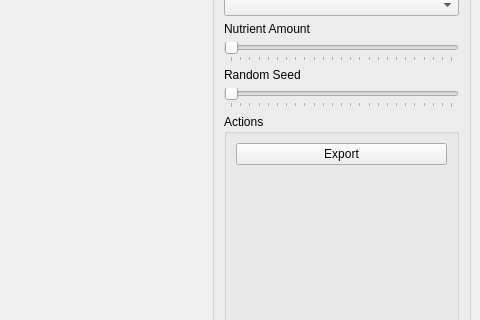
Above: mainwindow.ui from mostley/Greenhouse before the change; both pictures show x 320 to 800 and y 131 to 451 of the 800 by 600 pixel window. Below: the same form after it.
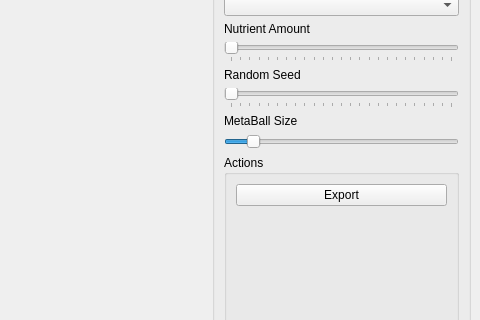
That is the form after the change. Custom widgets are drawn as their Qt base class.

```diff
--- a/mainwindow.ui
+++ b/mainwindow.ui
@@ -127,6 +127,29 @@
          </property>
         </widget>
        </item>
+       <item>
+        <widget class="QLabel" name="label_5">
+         <property name="text">
+          <string>MetaBall Size</string>
+         </property>
+        </widget>
+       </item>
+       <item>
+        <widget class="QSlider" name="budStrengthPromileMultiplierSlider">
+         <property name="maximum">
+          <number>1000</number>
+         </property>
+         <property name="pageStep">
+          <number>10</number>
+         </property>
+         <property name="sliderPosition">
+          <number>100</number>
+         </property>
+         <property name="orientation">
+          <enum>Qt::Horizontal</enum>
+         </property>
+        </widget>
+       </item>
        <item>
         <widget class="QGroupBox" name="groupBox_2">
          <property name="sizePolicy">
```
